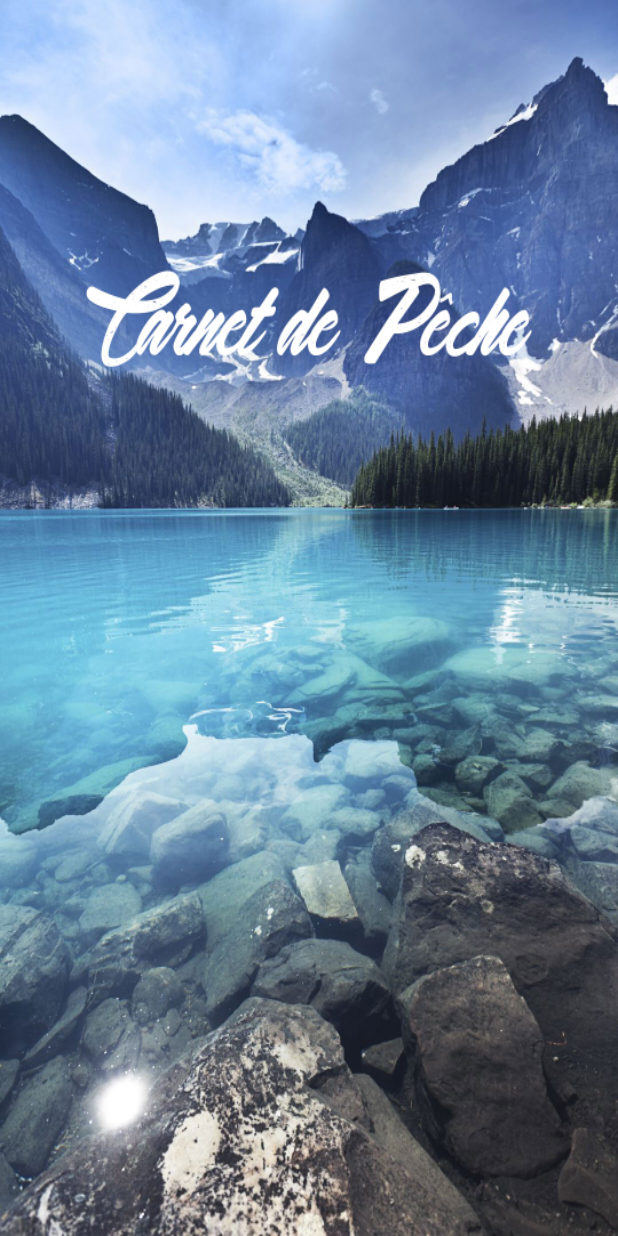
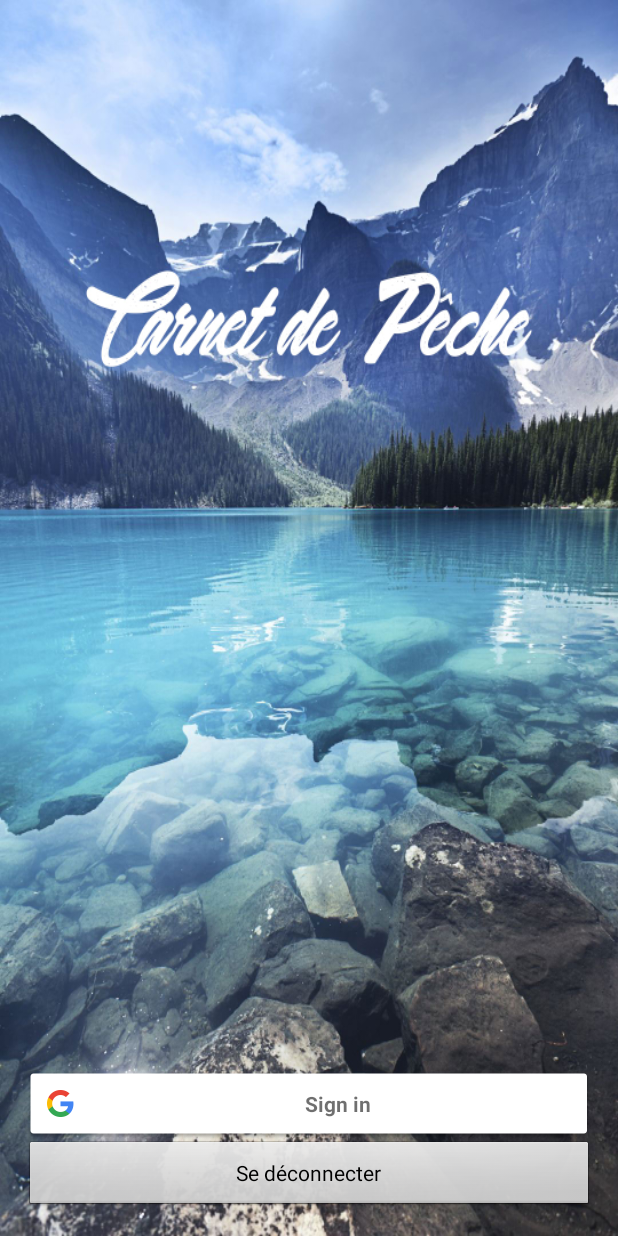
Before and after one commit to Aasgard/CarnetDePecheV2, an Android app: the screen it shows after launch (Login), on a phone screen of 412 x 824 dp. Run offline under Robolectric (Android 15) with nearby library versions, the phone set to English and light mode, and no system bars; our stand-ins replace Firebase (no records; nobody signed in at launch, a user with empty details on screens opened directly).

Commit message:
Google Firebase Login OK / Need cleanup

```diff
--- a/app/src/main/java/carnetdepeche/istic/com/carnetdepeche/HomeActivity.java
+++ b/app/src/main/java/carnetdepeche/istic/com/carnetdepeche/HomeActivity.java
@@ -63,5 +63,4 @@ public class HomeActivity extends AppCompatActivity {
             mDatabase.addValueEventListener(fishListener);
         }
     }
-
 }
--- a/app/src/main/java/carnetdepeche/istic/com/carnetdepeche/Login.java
+++ b/app/src/main/java/carnetdepeche/istic/com/carnetdepeche/Login.java
@@ -1,19 +1,178 @@
 package carnetdepeche.istic.com.carnetdepeche;
 
+import android.content.Intent;
+import android.support.annotation.NonNull;
 import android.support.v7.app.AppCompatActivity;
 import android.os.Bundle;
+import android.util.Log;
+import android.view.View;
+import android.widget.Toast;
 
+import com.google.android.gms.auth.api.Auth;
+import com.google.android.gms.auth.api.signin.GoogleSignInAccount;
+import com.google.android.gms.auth.api.signin.GoogleSignInOptions;
+import com.google.android.gms.auth.api.signin.GoogleSignInResult;
+import com.google.android.gms.common.ConnectionResult;
+import com.google.android.gms.common.api.GoogleApiClient;
+import com.google.android.gms.tasks.OnCompleteListener;
+import com.google.android.gms.tasks.Task;
+import com.google.firebase.auth.AuthCredential;
+import com.google.firebase.auth.AuthResult;
 import com.google.firebase.auth.FirebaseAuth;
 import com.google.firebase.auth.FirebaseAuthException;
+import com.google.firebase.auth.FirebaseUser;
+import com.google.firebase.auth.GoogleAuthProvider;
 
-public class Login extends AppCompatActivity {
+public class Login extends AppCompatActivity implements GoogleApiClient.OnConnectionFailedListener, View.OnClickListener {
 
+    private static final String TAG = "GoogleActivity";
+    private static final int RC_SIGN_IN = 9001;
 
+    private FirebaseAuth mAuth;
+    private FirebaseAuth.AuthStateListener mAuthListener;
+
+    private GoogleApiClient mGoogleApiClient;
 
     @Override
     protected void onCreate(Bundle savedInstanceState) {
         super.onCreate(savedInstanceState);
         setContentView(R.layout.activity_login);
+
+        findViewById(R.id.btn_google_login).setOnClickListener(this);
+        findViewById(R.id.btn_logout).setOnClickListener(this);
+
+        GoogleSignInOptions gso = new GoogleSignInOptions.Builder(GoogleSignInOptions.DEFAULT_SIGN_IN)
+                .requestIdToken("781348658663-jvm75ab4vp9n7nu7106oquen3m7g981u.apps.googleusercontent.com")
+                .requestEmail()
+                .build();
+
+        mGoogleApiClient = new GoogleApiClient.Builder(this)
+                .enableAutoManage(this /* FragmentActivity */, this /* OnConnectionFailedListener */)
+                .addApi(Auth.GOOGLE_SIGN_IN_API, gso)
+                .build();
+
+        // [START initialize_auth]
+        mAuth = FirebaseAuth.getInstance();
+        // [END initialize_auth]
+
+        // [START auth_state_listener]
+        mAuthListener = new FirebaseAuth.AuthStateListener() {
+            @Override
+            public void onAuthStateChanged(@NonNull FirebaseAuth firebaseAuth) {
+                FirebaseUser user = firebaseAuth.getCurrentUser();
+                if (user != null) {
+                    // User is signed in
+                    Log.d(TAG, "onAuthStateChanged:signed_in:" + user.getUid());
+                } else {
+                    // User is signed out
+                    Log.d(TAG, "onAuthStateChanged:signed_out");
+                }
+            }
+        };
+        // [END auth_state_listener]
     }
 
+    // [START on_start_add_listener]
+    @Override
+    public void onStart() {
+        super.onStart();
+        mAuth.addAuthStateListener(mAuthListener);
+    }
+    // [END on_start_add_listener]
+
+    // [START on_stop_remove_listener]
+    @Override
+    public void onStop() {
+        super.onStop();
+        if (mAuthListener != null) {
+            mAuth.removeAuthStateListener(mAuthListener);
+        }
+    }
+    // [END on_stop_remove_listener]
+
+    // [START onactivityresult]
+    @Override
+    public void onActivityResult(int requestCode, int resultCode, Intent data) {
+        super.onActivityResult(requestCode, resultCode, data);
+
+        // Result returned from launching the Intent from GoogleSignInApi.getSignInIntent(...);
+        if (requestCode == RC_SIGN_IN) {
+            GoogleSignInResult result = Auth.GoogleSignInApi.getSignInResultFromIntent(data);
+            Toast.makeText(this, result.getStatus().toString(), Toast.LENGTH_SHORT).show();
+            if (result.isSuccess()) {
+                // Google Sign In was successful, authenticate with Firebase
+                GoogleSignInAccount account = result.getSignInAccount();
+                Toast.makeText(this, "Connecté : " + account.getEmail().toString(), Toast.LENGTH_SHORT).show();
+                firebaseAuthWithGoogle(account);
+            }else{
+                Toast.makeText(this, "Erreur [onActivityResult fail]", Toast.LENGTH_SHORT).show();
+            }
+        }
+    }
+    // [END onactivityresult]
+
+    // [START auth_with_google]
+    private void firebaseAuthWithGoogle(GoogleSignInAccount acct) {
+        Log.d(TAG, "firebaseAuthWithGoogle:" + acct.getId());
+
+        AuthCredential credential = GoogleAuthProvider.getCredential(acct.getIdToken(), null);
+        mAuth.signInWithCredential(credential)
+                .addOnCompleteListener(this, new OnCompleteListener<AuthResult>() {
+                    @Override
+                    public void onComplete(@NonNull Task<AuthResult> task) {
+                        Log.d(TAG, "signInWithCredential:onComplete:" + task.isSuccessful());
+
+                        // If sign in fails, display a message to the user. If sign in succeeds
+                        // the auth state listener will be notified and logic to handle the
+                        // signed in user can be handled in the listener.
+                        if (!task.isSuccessful()) {
+                            Log.w(TAG, "signInWithCredential", task.getException());
+                            Toast.makeText(Login.this, "Authentication failed.", Toast.LENGTH_SHORT).show();
+                        }
+                    }
+                });
+    }
+    // [END auth_with_google]
+
+    // [START signin]
+    private void signIn() {
+        Intent signInIntent = Auth.GoogleSignInApi.getSignInIntent(mGoogleApiClient);
+        startActivityForResult(signInIntent, RC_SIGN_IN);
+    }
+    // [END signin]
+
+    private void signOut() {
+        // Firebase sign out
+        mAuth.signOut();
+
+        // Google sign out
+        Auth.GoogleSignInApi.signOut(mGoogleApiClient);
+    }
+
+    private void revokeAccess() {
+        // Firebase sign out
+        mAuth.signOut();
+
+        // Google revoke access
+        Auth.GoogleSignInApi.revokeAccess(mGoogleApiClient);
+    }
+
+    @Override
+    public void onConnectionFailed(@NonNull ConnectionResult connectionResult) {
+        // An unresolvable error has occurred and Google APIs (including Sign-In) will not
+        // be available.
+        Log.d(TAG, "onConnectionFailed:" + connectionResult);
+        Toast.makeText(this, "Google Play Services error.", Toast.LENGTH_SHORT).show();
+    }
+
+    @Override
+    public void onClick(View v) {
+        int i = v.getId();
+        if (i == R.id.btn_google_login) {
+            signIn();
+        } else if (i == R.id.btn_logout) {
+            signOut();
+            Toast.makeText(this, "Déconnexion user", Toast.LENGTH_SHORT).show();
+        }
+    }
 }
--- a/app/src/main/res/layout/activity_login.xml
+++ b/app/src/main/res/layout/activity_login.xml
@@ -12,4 +12,19 @@
     android:background="@mipmap/bg"
     android:theme="@android:style/Theme.NoTitleBar">
 
+    <com.google.android.gms.common.SignInButton
+        android:id="@+id/btn_google_login"
+        android:layout_width="match_parent"
+        android:layout_height="wrap_content"
+        android:layout_above="@+id/btn_logout"
+        android:layout_alignParentStart="true" />
+
+    <Button
+        android:text="Se déconnecter"
+        android:layout_width="match_parent"
+        android:layout_height="wrap_content"
+        android:id="@+id/btn_logout"
+        android:layout_alignParentBottom="true"
+        android:layout_alignParentStart="true" />
+
 </RelativeLayout>
```
Also changed, not shown: 1 other file.
